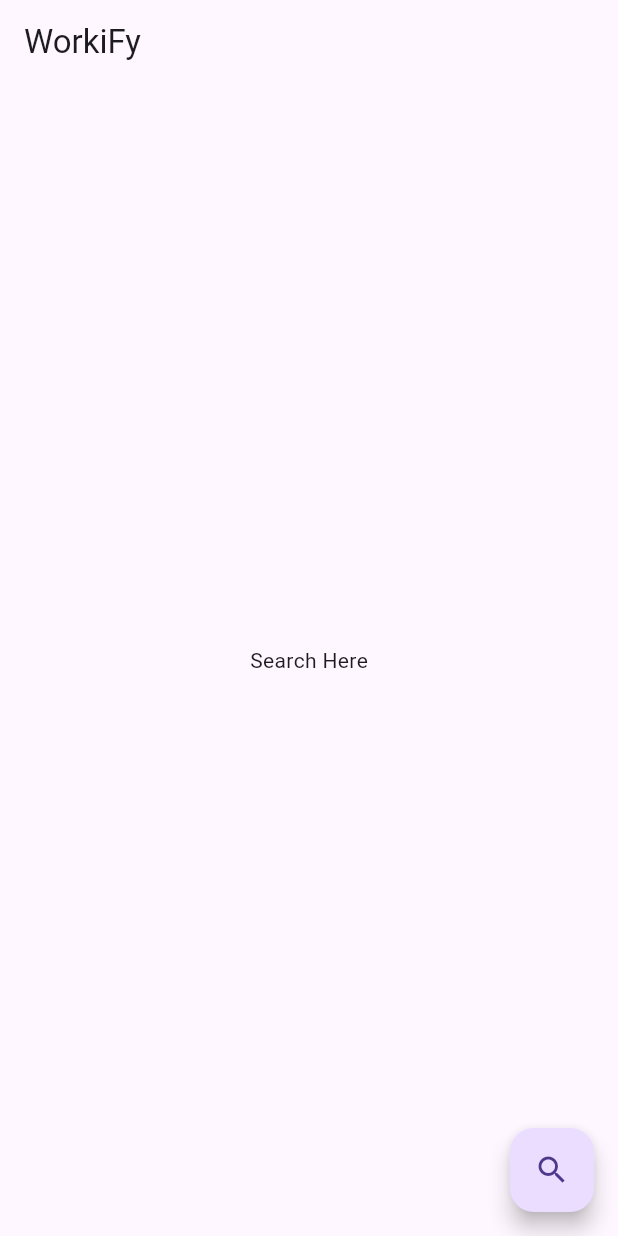
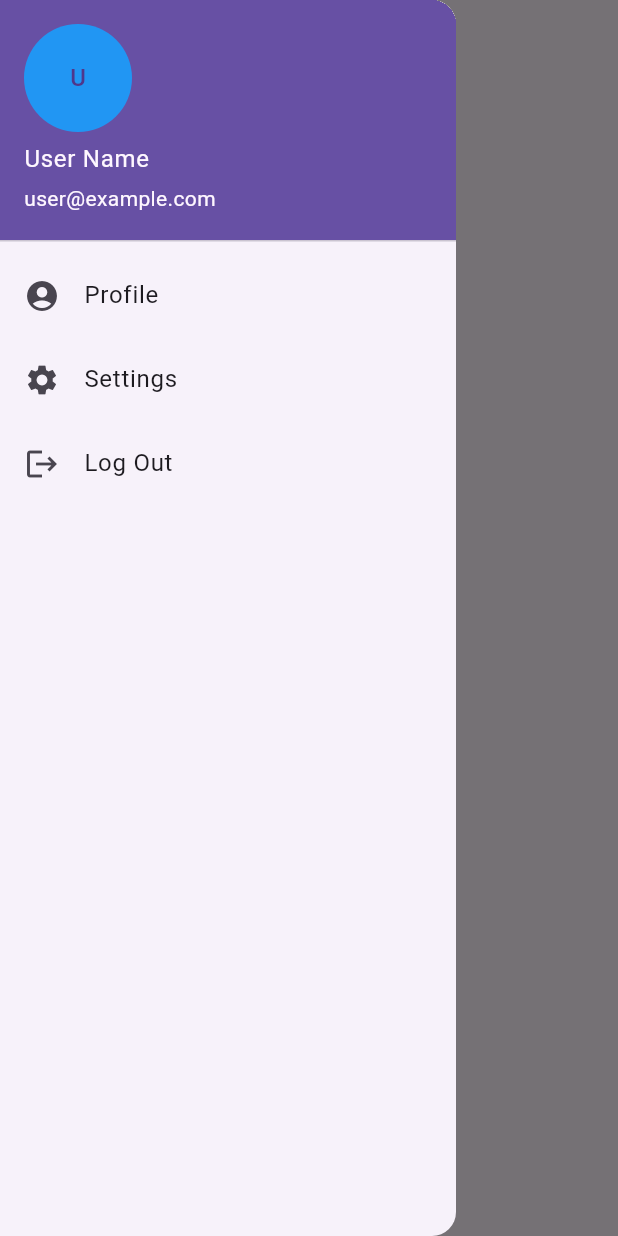
Before and after one commit to Sudeenajafer/WorkiFy, a Flutter app: the HomePage screen opened directly, with the side drawer open (before the commit the screen has no drawer), on a phone screen of 412 x 824 dp. Run offline on Flutter 3.47's test engine with Material 3 defaults, Android fonts, the phone set to English and light mode, and no system bars.

Commit message:
drawer 1

```diff
--- a/workify/lib/screen/home.dart
+++ b/workify/lib/screen/home.dart
@@ -1,5 +1,7 @@
 import 'package:flutter/material.dart';
 import 'search.dart';
+import 'splash.dart';
+
 
 class HomePage extends StatefulWidget {
   const HomePage({super.key});
@@ -14,13 +16,38 @@ class _HomePageState extends State<HomePage> {
       appBar: AppBar(
         title: Text('WorkiFy'),
       ),
-      body: Center(
-        child: Text("Search Here"),
+      drawer: Drawer(
+        child: ListView(
+          padding: EdgeInsets.zero,
+          children:  <Widget>[
+            const UserAccountsDrawerHeader(
+              accountName: Text('User Name'),
+              accountEmail: Text('user@example.com'),
+              currentAccountPicture: CircleAvatar(
+                backgroundColor: Colors.blue,
+                child: Text('U'),
+              ),
+            ),
+            ListTile(
+              leading: const Icon(Icons.account_circle),
+              title: const Text('Profile'),
+            ),
+            ListTile(
+              leading: const Icon(Icons.settings),
+              title: const Text('Settings'),
+            ),
+              ListTile(
+                leading: const Icon(Icons.logout),
+                title: const Text('Log Out'),
+              ),          ],
+        ),
       ),
-      floatingActionButton: FloatingActionButton(
-        child: Icon(Icons.search),
-        onPressed: () => showSearch(context: context, delegate: Search()),
-      ),
+      //body:
+     // floatingActionButton: FloatingActionButton(
+       // child: Icon(Icons.search),
+       // onPressed: () => showSearch(context: context, delegate: Search()),
+      //),
+
     );
   }
 }
```
